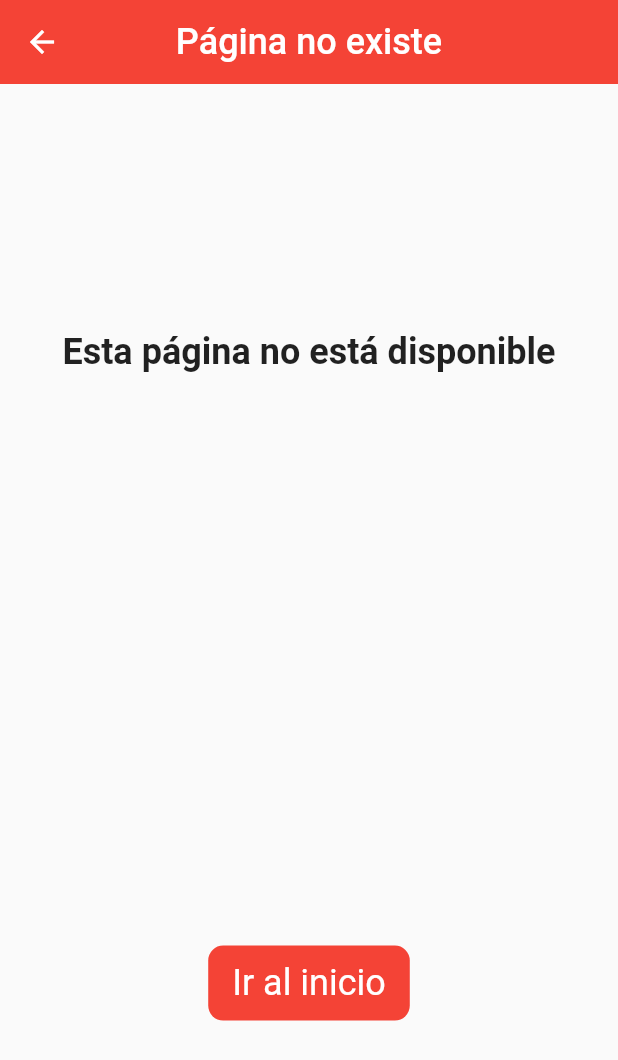
After one commit to gutoccs/flutter_examples, a Flutter app: the NotExistsScreen screen opened directly, on a phone screen of 412 x 824 dp. The commit adds this screen. Shown: the top 1060 px of the screen. Run offline on Flutter 3.47's test engine with Material 2 defaults, Android fonts, the phone set to English and light mode, and no system bars.

Commit message:
Agregando estilo de botón del Home y  Vista por si acaso una página no está disponible

```diff
--- a/lib/main.dart
+++ b/lib/main.dart
@@ -1,4 +1,5 @@
 import 'package:flutter/material.dart';
+import 'package:flutter_examples/pages/not_exists_screen.dart';
 
 import 'package:flutter_examples/routes/routes.dart';
 
@@ -17,6 +18,11 @@ class MyApp extends StatelessWidget {
       theme: ThemeData(
         primarySwatch: Colors.red,
       ),
+      onGenerateRoute: (RouteSettings settings) {
+        return MaterialPageRoute(
+          builder: (BuildContext context) => const NotExistsScreen(),
+        );
+      },
     );
   }
 }
--- /dev/null
+++ b/lib/pages/not_exists_screen.dart
@@ -0,0 +1,70 @@
+import 'package:flutter/material.dart';
+
+class NotExistsScreen extends StatelessWidget {
+  const NotExistsScreen({Key? key}) : super(key: key);
+
+  @override
+  Widget build(BuildContext context) {
+    return Scaffold(
+      appBar: AppBar(
+        title: const Text(
+          'Página no existe',
+          style: TextStyle(fontSize: 24),
+        ),
+        centerTitle: true,
+        elevation: 0,
+      ),
+      body: _CreateBody(),
+    );
+  }
+}
+
+class _CreateBody extends StatelessWidget {
+  @override
+  Widget build(BuildContext context) {
+    final Size size = MediaQuery.of(context).size;
+
+    return Column(
+      children: [
+        SizedBox(height: size.height * 0.2),
+        const Center(
+          child: Text(
+            'Esta página no está disponible',
+            style: TextStyle(fontSize: 24, fontWeight: FontWeight.bold),
+            textAlign: TextAlign.center,
+          ),
+        ),
+        Expanded(
+          child: Container(),
+        ),
+        Padding(
+          padding: const EdgeInsets.all(20),
+          child: ElevatedButton(
+            onPressed: () => Navigator.pushNamedAndRemoveUntil(
+              context,
+              'home',
+              (Route<dynamic> route) => false,
+            ),
+            // ignore: prefer_const_constructors
+            child: Text(
+              'Ir al inicio',
+            ),
+            style: ElevatedButton.styleFrom(
+              minimumSize: const Size(50, 50),
+              textStyle: const TextStyle(
+                fontSize: 24,
+              ),
+              elevation: 0,
+              shape: RoundedRectangleBorder(
+                borderRadius: BorderRadius.circular(10),
+              ),
+            ),
+          ),
+        ),
+        SizedBox(
+          height: size.height * 0.15,
+        )
+      ],
+    );
+  }
+}
```
Also changed, not shown: lib/pages/home_page.dart (+43 -2 lines).
